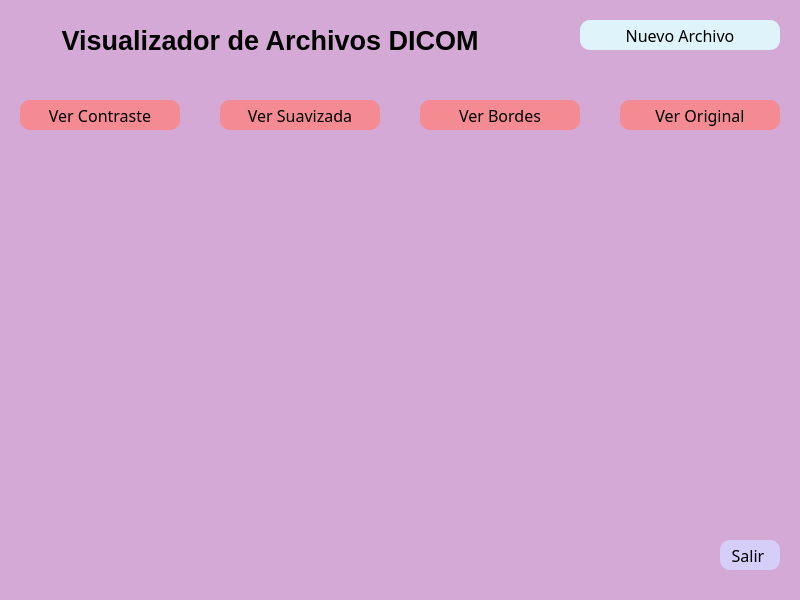
The window that Vistas/vista_dicom.ui (CamilaMontiel2510/Trabajo-Final-Info-2-GUI-Examenes) describes before a commit, drawn with Qt 5.
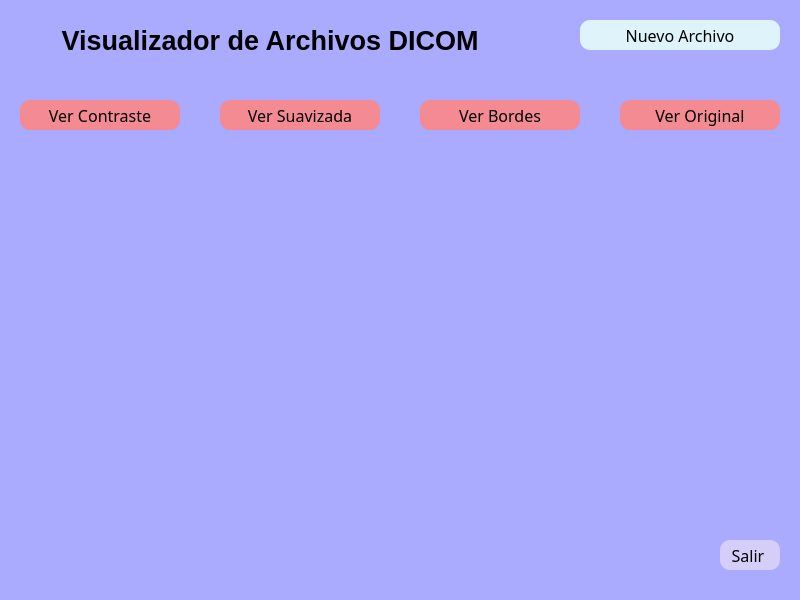
The same window after the commit.

Commit message: cambios de colores en ventanas

The edit to the form file:
```diff
--- a/Vistas/vista_dicom.ui
+++ b/Vistas/vista_dicom.ui
@@ -15,7 +15,7 @@
   </property>
   <property name="styleSheet">
    <string notr="true">QWidget{
-	background-color: rgb(213, 169, 213);
+	background-color: rgb(170, 170, 255);
 }
 QPushButton{
 	background-color: rgb(222, 243, 250);
```
The commit also changes 5 other files.
